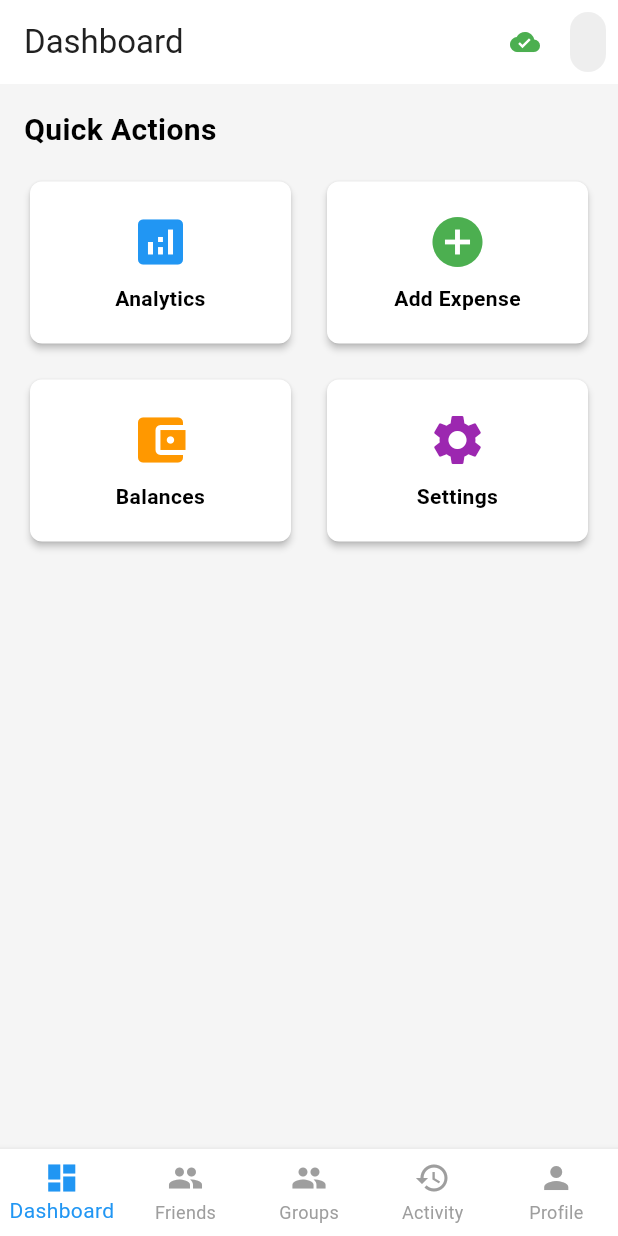
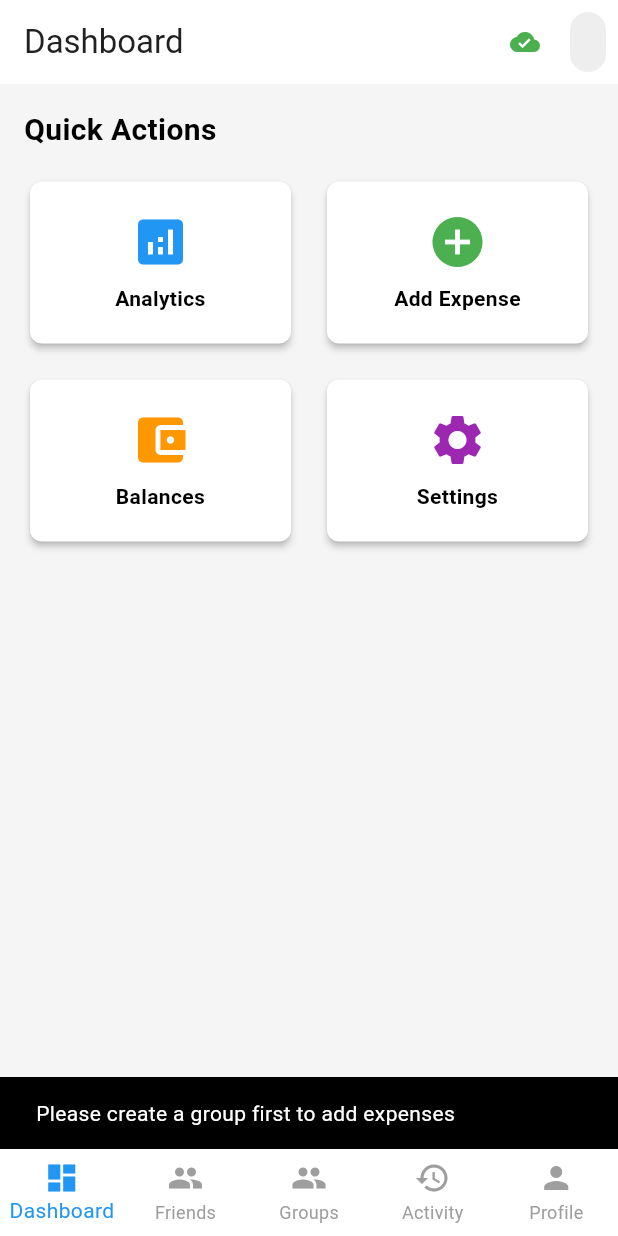
Before and after one commit to ChHaseeb12/Splitly, a Flutter app: the screen it shows once a user with an empty profile is signed in, after a tap on "Add Expense", on a phone screen of 412 x 824 dp. Run offline on Flutter 3.47's test engine with Material 3 defaults, Android fonts, the phone set to English and light mode, and no system bars; our stand-ins replace cloud_firestore, connectivity_plus, firebase_auth, firebase_core, firebase_messaging, firebase_storage and 5 more; missing offline and left inert: google_mlkit_text_recognition; accounts and stored records are empty.

Commit message:
Fixed Expense Button

```diff
--- a/lib/screens/home/home_screen.dart
+++ b/lib/screens/home/home_screen.dart
@@ -4,7 +4,6 @@ import 'package:splitly/providers/auth_provider.dart';
 import 'package:splitly/providers/locale_provider.dart';
 import 'package:splitly/providers/sync_provider.dart';
 import 'package:splitly/screens/auth/auth_gate.dart';
-import 'package:splitly/screens/auth/login_screen.dart';
 import 'package:splitly/widgets/sync_status_indicator.dart';
 import '../friends/friend_list_screen.dart';
 import '../groups/group_list_screen.dart';
@@ -13,6 +12,8 @@ import '../settings/language_settings_screen.dart';
 import '../settings/sync_settings_screen.dart';
 import '../settings/theme_settings_screen.dart';
 import '../analytics/analytics_dashboard_screen.dart';
+import '../expenses/add_expense_screen.dart';
+import '../../providers/group_provider.dart';
 
 class HomeScreen extends StatefulWidget {
   const HomeScreen({super.key});
@@ -141,9 +142,7 @@ class DashboardScreen extends StatelessWidget {
                     'Add Expense',
                     Icons.add_circle,
                     Colors.green,
-                    () {
-                      // Navigate to add expense
-                    },
+                    () => _showGroupSelector(context),
                   ),
                 ),
               ],
@@ -178,6 +177,60 @@ class DashboardScreen extends StatelessWidget {
             ),
           ],
         ),
+      ),
+    );
+  }
+
+  void _showGroupSelector(BuildContext context) {
+    final groupProvider = Provider.of<GroupProvider>(context, listen: false);
+    final groups = groupProvider.groups;
+
+    if (groups.isEmpty) {
+      ScaffoldMessenger.of(context).showSnackBar(
+        const SnackBar(
+          content: Text('Please create a group first to add expenses'),
+        ),
+      );
+      return;
+    }
+
+    showDialog(
+      context: context,
+      builder: (context) => AlertDialog(
+        title: const Text('Select Group'),
+        content: SizedBox(
+          width: double.maxFinite,
+          child: ListView.builder(
+            shrinkWrap: true,
+            itemCount: groups.length,
+            itemBuilder: (context, index) {
+              final group = groups[index];
+              return ListTile(
+                leading: CircleAvatar(
+                  child: Text(group.name.substring(0, 1).toUpperCase()),
+                ),
+                title: Text(group.name),
+                subtitle: Text('${group.members.length} members'),
+                onTap: () {
+                  Navigator.pop(context);
+                  Navigator.push(
+                    context,
+                    MaterialPageRoute(
+                      builder: (context) =>
+                          AddExpenseScreen(groupId: group.groupId),
+                    ),
+                  );
+                },
+              );
+            },
+          ),
+        ),
+        actions: [
+          TextButton(
+            onPressed: () => Navigator.pop(context),
+            child: const Text('Cancel'),
+          ),
+        ],
       ),
     );
   }
```
